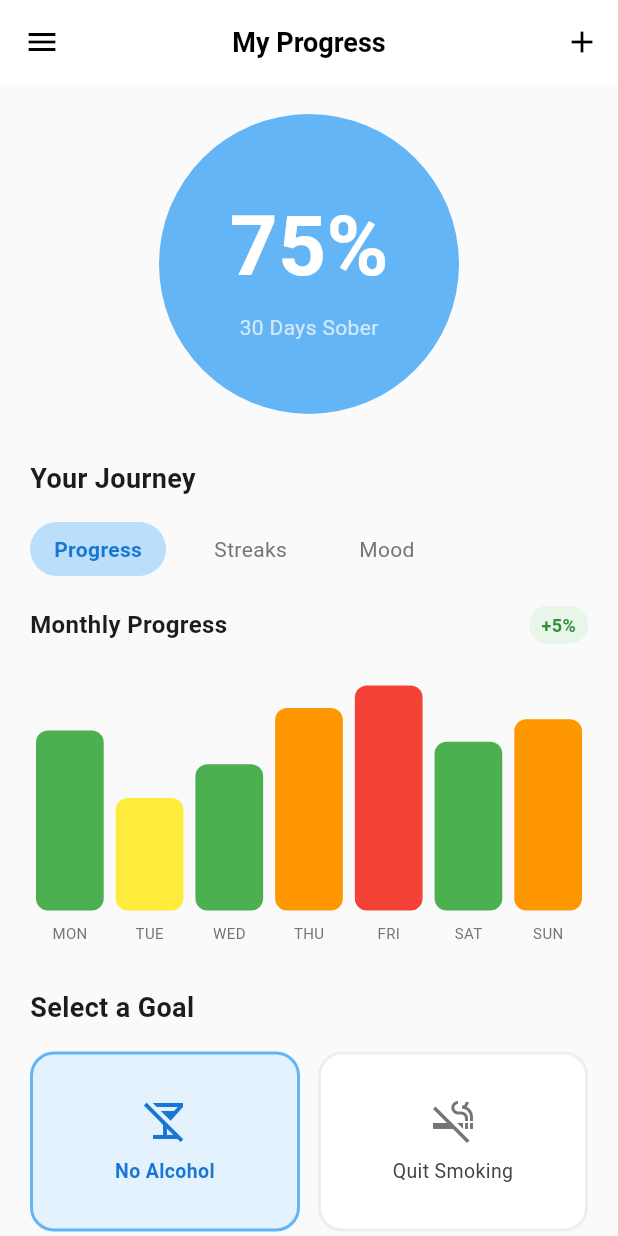
After one commit to Yassine-hn/addiction-quit, a Flutter app: the screen it shows after launch, scrolled down 493 dp, after a tap on "Progress", on a phone screen of 412 x 824 dp. The commit adds this screen. Run offline on Flutter 3.47's test engine with Material 3 defaults, Android fonts, the phone set to English and light mode, and no system bars.

Commit message:
feat(dashboard): add dashboard, progress model & repository pattern
Changes:
- Created dashboard_screen.dart for the dashboard UI.
- Added models/progress_date.dart to represent progress entries (date, value, optional notes).
- Added repositories/progress_repository.dart (abstract interface) to define CRUD operations for progress data.
- Added repositories/progress_repository_impl.dart implementing the repository, currently using local/mocked storage (easy to swap with remote/data source later).
- Added app_routes and registered routes in main.dart.
- Updated CustomBottomNavBar in lib/widgets/useful_widgets.dart to navigate between screens.
- Updated HomeScreen: added _onNavItemTapped for bottom navigation and removed nested MaterialApp to avoid routing issues.

Notes:
- Model/repository separation follows repository pattern: interface in progress_repository.dart and concrete logic in progress_repository_impl.dart to allow swapping data sources without touching UI or business logic.

```diff
--- /dev/null
+++ b/lib/app_routes.dart
@@ -0,0 +1,46 @@
+// File: lib/app_routes.dart
+
+import 'package:flutter/material.dart';
+import 'screens/home_screen.dart';
+import 'screens/dashboard_screen.dart';
+import 'repositories/progress_repository_impl.dart';
+
+
+class AppRoutes {
+  // Route names as constants
+  static const String home = '/';
+  static const String dashboard = '/dashboard';
+  static const String profile = '/profile';
+  static const String settings = '/settings';
+
+  // Route generator
+  static Route<dynamic> onGenerateRoute(RouteSettings settings) {
+    switch (settings.name) {
+      case home:
+        return MaterialPageRoute(
+          builder: (_) => const HomeScreen(),
+        );
+
+      case dashboard:
+        return MaterialPageRoute(
+          builder: (_) => DashboardScreen(
+            repository: ProgressRepositoryImpl(),
+          ),
+        );
+
+      // Add more routes here as needed
+      // case profile:
+      //   return MaterialPageRoute(builder: (_) => const ProfileScreen());
+
+      default:
+        return MaterialPageRoute(
+          builder: (_) => Scaffold(
+            appBar: AppBar(title: const Text('Error')),
+            body: Center(
+              child: Text('No route defined for ${settings.name}'),
+            ),
+          ),
+        );
+    }
+  }
+}
--- a/lib/main.dart
+++ b/lib/main.dart
@@ -1,5 +1,7 @@
 import 'package:flutter/material.dart';
-import 'screens/Home_screen.dart';
+import 'app_routes.dart';
+
+
 
 void main() {
   runApp(const MyApp());
@@ -31,7 +33,9 @@ class MyApp extends StatelessWidget {
         // tested with just a hot reload.
         colorScheme: ColorScheme.fromSeed(seedColor: Colors.deepPurple),
       ),
-      home: const HomeScreen(),
+      initialRoute: AppRoutes.home,
+      onGenerateRoute: AppRoutes.onGenerateRoute,
+      //home: HomeScreen(),
     );
   }
 }
--- /dev/null
+++ b/lib/models/progress_data.dart
@@ -0,0 +1,47 @@
+// models/progress_data.dart
+import 'package:flutter/material.dart';
+
+
+class ProgressData {
+  final double percentage;
+  final String daysStreak;
+
+  ProgressData({
+    required this.percentage,
+    required this.daysStreak,
+  });
+}
+
+class WeeklyProgress {
+  final List<DayProgress> days;
+  final String changePercentage;
+
+  WeeklyProgress({
+    required this.days,
+    required this.changePercentage,
+  });
+}
+
+class DayProgress {
+  final String day;
+  final double value;
+  final Color color;
+
+  DayProgress({
+    required this.day,
+    required this.value,
+    required this.color,
+  });
+}
+
+class Goal {
+  final String title;
+  final IconData icon;
+  final bool isSelected;
+
+  Goal({
+    required this.title,
+    required this.icon,
+    required this.isSelected,
+  });
+}
--- /dev/null
+++ b/lib/repositories/progress_repository.dart
@@ -0,0 +1,10 @@
+// repositories/progress_repository.dart
+import '../models/progress_data.dart';
+
+
+abstract class ProgressRepository {
+  Future<ProgressData> getProgressData();
+  Future<WeeklyProgress> getWeeklyProgress();
+  Future<List<Goal>> getAvailableGoals();
+  Future<void> selectGoal(String goalTitle);
+}
--- /dev/null
+++ b/lib/repositories/progress_repository_impl.dart
@@ -0,0 +1,52 @@
+// repositories/progress_repository_impl.dart
+import 'package:flutter/material.dart';
+import '../models/progress_data.dart';
+import 'progress_repository.dart';
+
+
+
+class ProgressRepositoryImpl implements ProgressRepository {
+  @override
+  Future<ProgressData> getProgressData() async {
+    // Simulate API call
+    await Future.delayed(const Duration(milliseconds: 500));
+    return ProgressData(
+      percentage: 75.0,
+      daysStreak: '30',
+    );
+  }
+
+  @override
+  Future<WeeklyProgress> getWeeklyProgress() async {
+    await Future.delayed(const Duration(milliseconds: 500));
+    return WeeklyProgress(
+      changePercentage: '+5%',
+      days: [
+        DayProgress(day: 'MON', value: 80, color: Colors.green),
+        DayProgress(day: 'TUE', value: 50, color: Colors.yellow),
+        DayProgress(day: 'WED', value: 65, color: Colors.green),
+        DayProgress(day: 'THU', value: 90, color: Colors.orange),
+        DayProgress(day: 'FRI', value: 100, color: Colors.red),
+        DayProgress(day: 'SAT', value: 75, color: Colors.green),
+        DayProgress(day: 'SUN', value: 85, color: Colors.orange),
+      ],
+    );
+  }
+
+  @override
+  Future<List<Goal>> getAvailableGoals() async {
+    await Future.delayed(const Duration(milliseconds: 500));
+    return [
+      Goal(title: 'No Alcohol', icon: Icons.no_drinks, isSelected: true),
+      Goal(title: 'Quit Smoking', icon: Icons.smoke_free, isSelected: false),
+      Goal(title: 'Mindful Social\nMedia', icon: Icons.hourglass_empty, isSelected: false),
+      Goal(title: 'Reduce Caffeine', icon: Icons.coffee, isSelected: false),
+    ];
+  }
+
+  @override
+  Future<void> selectGoal(String goalTitle) async {
+    await Future.delayed(const Duration(milliseconds: 300));
+    // Update selected goal in backend/database
+  }
+}
--- /dev/null
+++ b/lib/screens/dashboard_screen.dart
@@ -0,0 +1,333 @@
+// dashboard_screen.dart
+import 'package:flutter/material.dart';
+import '../models/progress_data.dart';
+import '../repositories/progress_repository.dart';
+
+
+
+class DashboardScreen extends StatefulWidget {
+  final ProgressRepository repository;
+
+  const DashboardScreen({
+    Key? key,
+    required this.repository,
+  }) : super(key: key);
+
+  @override
+  State<DashboardScreen> createState() => _DashboardScreenState();
+}
+
+class _DashboardScreenState extends State<DashboardScreen> {
+  ProgressData? _progressData;
+  WeeklyProgress? _weeklyProgress;
+  List<Goal>? _goals;
+  bool _isLoading = true;
+  String _selectedTab = 'Progress';
+
+  @override
+  void initState() {
+    super.initState();
+    _loadData();
+  }
+
+  Future<void> _loadData() async {
+    setState(() => _isLoading = true);
+
+    try {
+      final results = await Future.wait([
+        widget.repository.getProgressData(),
+        widget.repository.getWeeklyProgress(),
+        widget.repository.getAvailableGoals(),
+      ]);
+
+      setState(() {
+        _progressData = results[0] as ProgressData;
+        _weeklyProgress = results[1] as WeeklyProgress;
+        _goals = results[2] as List<Goal>;
+        _isLoading = false;
+      });
+    } catch (e) {
+      setState(() => _isLoading = false);
+      // Handle error
+    }
+  }
+
+  @override
+  Widget build(BuildContext context) {
+    return Scaffold(
+      backgroundColor: Colors.grey[50],
+      appBar: AppBar(
+        backgroundColor: Colors.white,
+        elevation: 0,
+        leading: IconButton(
+          icon: const Icon(Icons.menu, color: Colors.black),
+          onPressed: () {},
+        ),
+        title: const Text(
+          'My Progress',
+          style: TextStyle(
+            color: Colors.black,
+            fontSize: 18,
+            fontWeight: FontWeight.w600,
+          ),
+        ),
+        centerTitle: true,
+        actions: [
+          IconButton(
+            icon: const Icon(Icons.add, color: Colors.black),
+            onPressed: () {},
+          ),
+        ],
+      ),
+      body: _isLoading
+          ? const Center(child: CircularProgressIndicator())
+          : SingleChildScrollView(
+              padding: const EdgeInsets.all(20),
+              child: Column(
+                crossAxisAlignment: CrossAxisAlignment.start,
+                children: [
+                  _buildProgressCircle(),
+                  const SizedBox(height: 30),
+                  _buildJourneyTabs(),
+                  const SizedBox(height: 20),
+                  _buildMonthlyProgress(),
+                  const SizedBox(height: 30),
+                  _buildGoalsSection(),
+                ],
+              ),
+            ),
+    );
+  }
+
+  Widget _buildProgressCircle() {
+    if (_progressData == null) return const SizedBox();
+
+    return Center(
+      child: Container(
+        width: 200,
+        height: 200,
+        decoration: BoxDecoration(
+          shape: BoxShape.circle,
+          color: Colors.blue[300],
+        ),
+        child: Center(
+          child: Column(
+            mainAxisAlignment: MainAxisAlignment.center,
+            children: [
+              Text(
+                '${_progressData!.percentage.toInt()}%',
+                style: const TextStyle(
+                  fontSize: 56,
+                  fontWeight: FontWeight.bold,
+                  color: Colors.white,
+                ),
+              ),
+              const SizedBox(height: 4),
+              Text(
+                '${_progressData!.daysStreak} Days Sober',
+                style: const TextStyle(
+                  fontSize: 14,
+                  color: Colors.white70,
+                ),
+              ),
+            ],
+          ),
+        ),
+      ),
+    );
+  }
+
+  Widget _buildJourneyTabs() {
+    return Column(
+      crossAxisAlignment: CrossAxisAlignment.start,
+      children: [
+        const Text(
+          'Your Journey',
+          style: TextStyle(
+            fontSize: 18,
+            fontWeight: FontWeight.w600,
+          ),
+        ),
+        const SizedBox(height: 16),
+        Row(
+          children: [
+            _buildTab('Progress'),
+            const SizedBox(width: 16),
+            _buildTab('Streaks'),
+            const SizedBox(width: 16),
+            _buildTab('Mood'),
+          ],
+        ),
+      ],
+    );
+  }
+
+  Widget _buildTab(String title) {
+    final isSelected = _selectedTab == title;
+    return GestureDetector(
+      onTap: () => setState(() => _selectedTab = title),
+      child: Container(
+        padding: const EdgeInsets.symmetric(horizontal: 16, vertical: 8),
+        decoration: BoxDecoration(
+          color: isSelected ? Colors.blue[100] : Colors.transparent,
+          borderRadius: BorderRadius.circular(20),
+        ),
+        child: Text(
+          title,
+          style: TextStyle(
+            color: isSelected ? Colors.blue[700] : Colors.grey[600],
+            fontWeight: isSelected ? FontWeight.w600 : FontWeight.normal,
+          ),
+        ),
+      ),
+    );
+  }
+
+  Widget _buildMonthlyProgress() {
+    if (_weeklyProgress == null) return const SizedBox();
+
+    return Column(
+      crossAxisAlignment: CrossAxisAlignment.start,
+      children: [
+        Row(
+          mainAxisAlignment: MainAxisAlignment.spaceBetween,
+          children: [
+            const Text(
+              'Monthly Progress',
+              style: TextStyle(
+                fontSize: 16,
+                fontWeight: FontWeight.w600,
+              ),
+            ),
+            Container(
+              padding: const EdgeInsets.symmetric(horizontal: 8, vertical: 4),
+              decoration: BoxDecoration(
+                color: Colors.green[50],
+                borderRadius: BorderRadius.circular(12),
+              ),
+              child: Text(
+                _weeklyProgress!.changePercentage,
+                style: TextStyle(
+                  color: Colors.green[700],
+                  fontSize: 12,
+                  fontWeight: FontWeight.w600,
+                ),
+              ),
+            ),
+          ],
+        ),
+        const SizedBox(height: 20),
+        SizedBox(
+          height: 180,
+          child: Row(
+            crossAxisAlignment: CrossAxisAlignment.end,
+            mainAxisAlignment: MainAxisAlignment.spaceEvenly,
+            children: _weeklyProgress!.days.map((day) {
+              return _buildProgressBar(day);
+            }).toList(),
+          ),
+        ),
+      ],
+    );
+  }
+
+  Widget _buildProgressBar(DayProgress day) {
+    return Expanded(
+      child: Padding(
+        padding: const EdgeInsets.symmetric(horizontal: 4),
+        child: Column(
+          mainAxisAlignment: MainAxisAlignment.end,
+          children: [
+            Container(
+              height: day.value * 1.5,
+              decoration: BoxDecoration(
+                color: day.color,
+                borderRadius: BorderRadius.circular(8),
+              ),
+            ),
+            const SizedBox(height: 8),
+            Text(
+              day.day,
+              style: TextStyle(
+                fontSize: 10,
+                color: Colors.grey[600],
+              ),
+            ),
+          ],
+        ),
+      ),
+    );
+  }
+
+  Widget _buildGoalsSection() {
+    if (_goals == null) return const SizedBox();
+
+    return Column(
+      crossAxisAlignment: CrossAxisAlignment.start,
+      children: [
+        const Text(
+          'Select a Goal',
+          style: TextStyle(
+            fontSize: 18,
+            fontWeight: FontWeight.w600,
+          ),
+        ),
+        const SizedBox(height: 16),
+        GridView.builder(
+          shrinkWrap: true,
+          physics: const NeverScrollableScrollPhysics(),
+          gridDelegate: const SliverGridDelegateWithFixedCrossAxisCount(
+            crossAxisCount: 2,
+            crossAxisSpacing: 12,
+            mainAxisSpacing: 12,
+            childAspectRatio: 1.5,
+          ),
+          itemCount: _goals!.length,
+          itemBuilder: (context, index) {
+            return _buildGoalCard(_goals![index]);
+          },
+        ),
+      ],
+    );
+  }
+
+  Widget _buildGoalCard(Goal goal) {
+    return GestureDetector(
+      onTap: () async {
+        await widget.repository.selectGoal(goal.title);
+        _loadData();
+      },
+      child: Container(
+        padding: const EdgeInsets.all(16),
+        decoration: BoxDecoration(
+          color: goal.isSelected ? Colors.blue[50] : Colors.white,
+          borderRadius: BorderRadius.circular(16),
+          border: Border.all(
+            color: goal.isSelected ? Colors.blue[300]! : Colors.grey[200]!,
+            width: 2,
+          ),
+        ),
+        child: Column(
+          mainAxisAlignment: MainAxisAlignment.center,
+          children: [
+            Icon(
+              goal.icon,
+              size: 32,
+              color: goal.isSelected ? Colors.blue[700] : Colors.grey[600],
+            ),
+            const SizedBox(height: 8),
+            Text(
+              goal.title,
+              textAlign: TextAlign.center,
+              style: TextStyle(
+                fontSize: 13,
+                fontWeight: goal.isSelected ? FontWeight.w600 : FontWeight.normal,
+                color: goal.isSelected ? Colors.blue[700] : Colors.grey[800],
+              ),
+            ),
+          ],
+        ),
+      ),
+    );
+  }
+}
--- a/lib/screens/home_screen.dart
+++ b/lib/screens/home_screen.dart
@@ -7,16 +7,7 @@ class HomeScreen extends StatelessWidget {
 
   @override
   Widget build(BuildContext context) {
-    return MaterialApp(
-      title: 'Sobriety Tracker',
-      debugShowCheckedModeBanner: false,
-      theme: ThemeData(
-        primarySwatch: Colors.blue,
-        scaffoldBackgroundColor: const Color(0xFFF5F5F5),
-        useMaterial3: true,
-      ),
-      home: const DailyCheckInScreen(),
-    );
+    return const DailyCheckInScreen();
   }
 }
 
@@ -31,6 +22,20 @@ class _DailyCheckInScreenState extends State<DailyCheckInScreen> {
   String selectedMood = '';
   double cravingLevel = 0.5;
   final TextEditingController journalController = TextEditingController();
+
+  // method _onNavItemTapped added so the bottom navbar  works for navigation between screens
+  void _onNavItemTapped(int index) {
+    // Handle navigation to other screens
+    if (index == 0) {
+      // Already on home, do nothing or refresh
+    } else if (index == 1) {
+      Navigator.pushReplacementNamed(context, '/dashboard');
+    } else if (index == 2) {
+      Navigator.pushReplacementNamed(context, '/resources');
+    } else if (index == 3) {
+      Navigator.pushReplacementNamed(context, '/community');
+    }
+  }
 
   @override
   void dispose() {
@@ -66,7 +71,10 @@ class _DailyCheckInScreenState extends State<DailyCheckInScreen> {
           ],
         ),
       ),
-      bottomNavigationBar: const CustomBottomNavBar(activeIndex: 0),
+      bottomNavigationBar: CustomBottomNavBar(
+        activeIndex: 0,
+        onItemSelected: _onNavItemTapped,
+      ),
     );
   }
 
@@ -518,4 +526,5 @@ class _DailyCheckInScreenState extends State<DailyCheckInScreen> {
       },
     );
   }
-}
+
+} // _DailyCheckInScreenState
--- a/lib/widgets/useful_widgets.dart
+++ b/lib/widgets/useful_widgets.dart
@@ -1,9 +1,15 @@
 import 'package:flutter/material.dart';
+
 
 class CustomBottomNavBar extends StatelessWidget {
   final int activeIndex;
+  final Function(int) onItemSelected;
 
-  const CustomBottomNavBar({super.key, required this.activeIndex});
+  const CustomBottomNavBar({
+    super.key,
+    required this.activeIndex,
+    required this.onItemSelected,
+    });
 
   @override
   Widget build(BuildContext context) {
@@ -24,22 +30,30 @@ class CustomBottomNavBar extends StatelessWidget {
           child: Row(
             mainAxisAlignment: MainAxisAlignment.spaceAround,
             children: [
-              _buildNavItem(Icons.home, 'Home', isActive: activeIndex == 0),
+              _buildNavItem(
+                Icons.home,
+                'Home',
+                isActive: activeIndex == 0,
+                onTap: () => onItemSelected(0),
+                ), // _buildNavItem
               _buildNavItem(
                 Icons.bar_chart,
                 'Progress',
                 isActive: activeIndex == 1,
-              ),
+                onTap: () => onItemSelected(1),
+              ),// _buildNavItem
               _buildNavItem(
                 Icons.bookmark_border,
                 'Resources',
                 isActive: activeIndex == 2,
-              ),
+                onTap: () => onItemSelected(2),
+              ),// _buildNavItem
               _buildNavItem(
                 Icons.people_outline,
                 'Community',
                 isActive: activeIndex == 3,
-              ),
+                onTap: () => onItemSelected(3),
+              ),// _buildNavItem
             ],
           ),
         ),
@@ -47,8 +61,15 @@ class CustomBottomNavBar extends StatelessWidget {
     );
   }
 
-  Widget _buildNavItem(IconData icon, String label, {required bool isActive}) {
-    return Column(
+  Widget _buildNavItem(
+    IconData icon,
+    String label,
+    {required bool isActive,
+    required VoidCallback onTap,}
+    ) {
+    return GestureDetector(
+      onTap: onTap,
+      child: Column(
         mainAxisSize: MainAxisSize.min,
         children: [
           Icon(
@@ -66,8 +87,9 @@ class CustomBottomNavBar extends StatelessWidget {
             ),
           ),
         ],
+      ),
     );
-  }
+  } // _buildNavItem
 }
 
 class StatCard extends StatelessWidget {
```
Also changed, not shown: pubspec.lock. Lines whose indentation alone changed are shown as unchanged.
